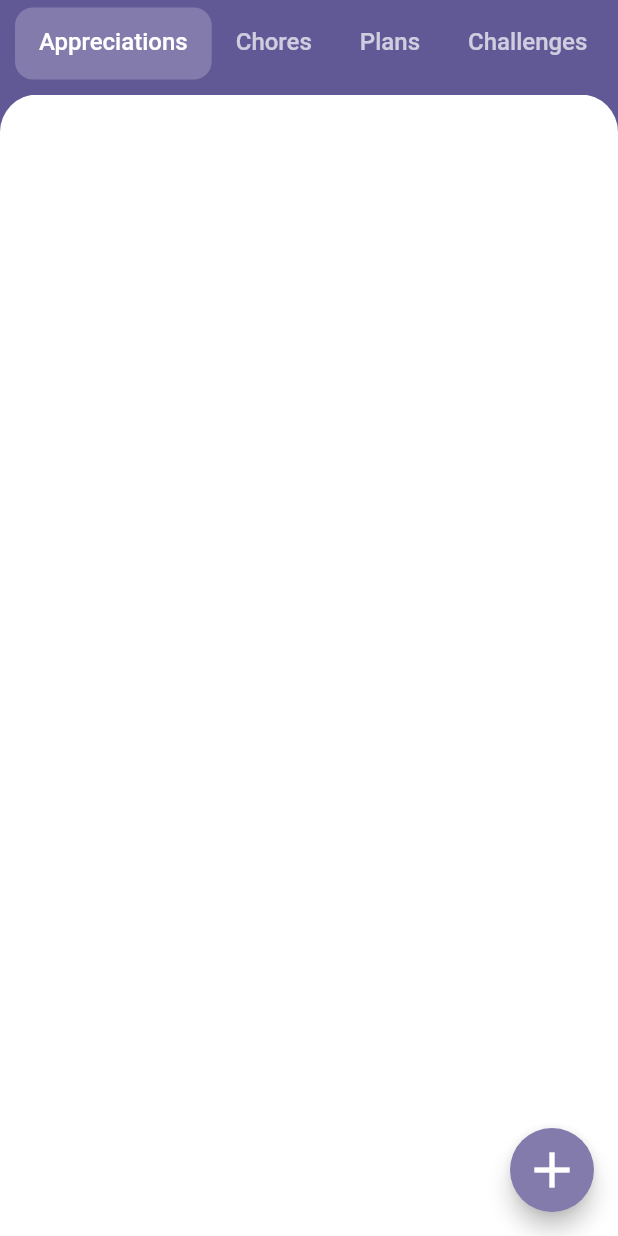
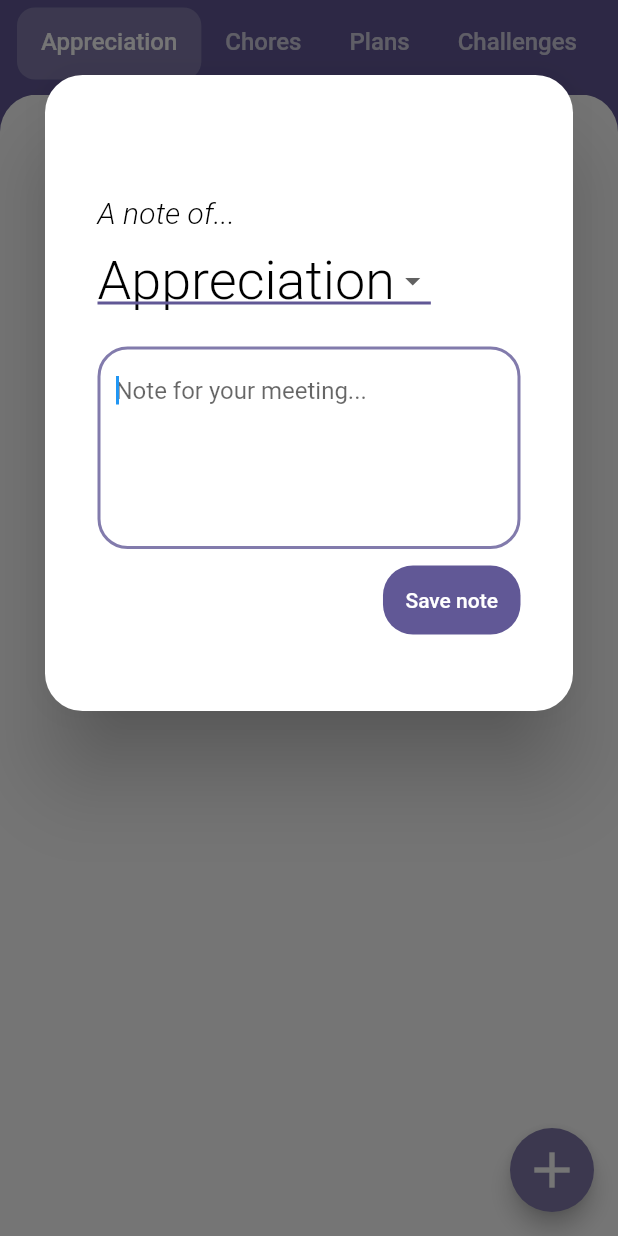
Before and after one commit to Jiaxen/kokoro, a Flutter app: the screen it shows once a user with an empty profile is signed in, scrolled down 152 dp, after a tap on the "add" icon, on a phone screen of 412 x 824 dp. Run offline on Flutter 3.47's test engine with Material 2 defaults, Android fonts, the phone set to English and light mode, and no system bars; drawn by our look-alikes of flutter_progress_hud; our stand-ins replace cloud_firestore, firebase_auth, firebase_core, flutter_signin_button, google_sign_in; missing offline and left inert: flutter_facebook_auth; accounts and stored records are empty; network calls fail.

Commit message:
Refactoring and edit notes screen

```diff
--- a/lib/models/note.dart
+++ b/lib/models/note.dart
@@ -1,7 +1,9 @@
 import 'package:flutter/material.dart';
 
+import '../utils.dart';
+
 class Note extends ChangeNotifier {
-  final String? id;
+  String? id;
   String content;
   NoteState noteState;
   NoteType noteType;
@@ -70,3 +72,5 @@ enum NoteState {
   current,
   past,
 }
+
+List<String> noteTypes = enumToCapitalisedList(NoteType.values);
--- /dev/null
+++ b/lib/screens/edit_note_screen.dart
@@ -0,0 +1,124 @@
+import 'package:flutter/material.dart';
+import 'package:flutter/services.dart';
+import 'package:kokoro/constants.dart';
+import 'package:kokoro/models/note.dart';
+import 'package:provider/provider.dart';
+
+import '../utils.dart';
+
+class EditNoteScreen extends StatefulWidget {
+  Note note;
+
+  EditNoteScreen({Key? key, required this.note});
+
+
+  @override
+  _EditNoteScreenState createState() => _EditNoteScreenState();
+}
+
+class _EditNoteScreenState extends State<EditNoteScreen> {
+
+  @override
+  Widget build(BuildContext context) {
+    String dropdownValue = enumToString(widget.note.noteType);
+    return SingleChildScrollView(
+      child: AlertDialog(
+        insetPadding: EdgeInsets.symmetric(horizontal: 30, vertical: 50),
+        contentPadding: EdgeInsets.symmetric(horizontal: 35, vertical: 50),
+        backgroundColor: kPrimaryBackgroundColour,
+        shape: RoundedRectangleBorder(
+            borderRadius: BorderRadius.all(Radius.circular(25))),
+        content: Container(
+          width: double.maxFinite,
+          child: Column(
+              mainAxisSize: MainAxisSize.min,
+              crossAxisAlignment: CrossAxisAlignment.start,
+              children: [
+                SizedBox(height: 30),
+                Text(
+                  'A note of...',
+                  style: TextStyle(
+                      color: kPrimaryTextColour,
+                      fontWeight: FontWeight.w300, // light
+                      fontStyle: FontStyle.italic,
+                      fontSize: 20),
+                ),
+                SizedBox(height: 10),
+                DropdownButton<String>(
+                  value: dropdownValue,
+                  // icon: const Icon(Icons.a),
+                  elevation: 2,
+                  style: TextStyle(
+                    color: kPrimaryTextColour,
+                    fontWeight: FontWeight.w300,
+                    fontSize: 36,
+                  ),
+                  dropdownColor: kTextBackgroundColour,
+                  underline: Container(
+                    height: 2,
+                    color: kPrimaryAppColour,
+                  ),
+                  onChanged: (String? newValue) {
+                    setState(() {
+                      dropdownValue = newValue!;
+                    });
+                  },
+                  items: noteTypes.map<DropdownMenuItem<String>>((String value) {
+                    return DropdownMenuItem<String>(
+                      value: value,
+                      child: Text(value),
+                    );
+                  }).toList(),
+                ),
+                SizedBox(height: 20),
+                TextField(
+                    autofocus: true,
+                    onEditingComplete: () {
+                      SystemChannels.textInput.invokeMethod('TextInput.show');
+                    },
+                    onSubmitted: (string) {
+                      SystemChannels.textInput.invokeMethod('TextInput.show');
+                    },
+                    decoration: InputDecoration(
+                      focusColor: kPrimaryAppColour,
+                      focusedBorder: OutlineInputBorder(
+                          borderSide: BorderSide(
+                              color: kSecondaryAppColour, width: 2.0),
+                          borderRadius: BorderRadius.all(Radius.circular(20))),
+                      border: OutlineInputBorder(
+                        borderRadius: BorderRadius.all(Radius.circular(20)),
+                      ),
+                      hintText: 'Note for your meeting...',
+                    ),
+                    keyboardType: TextInputType.multiline,
+                    minLines: 5,
+                    maxLines: 10),
+                SizedBox(height: 10),
+                Container(
+                  alignment: Alignment.topRight,
+                  child: TextButton(
+                    style: ButtonStyle(
+                      padding: MaterialStateProperty.all<EdgeInsetsGeometry>(
+                          EdgeInsets.all(15)),
+                      backgroundColor:
+                          MaterialStateProperty.all<Color>(kPrimaryAppColour),
+                      foregroundColor:
+                          MaterialStateProperty.all<Color>(kPrimaryTitleColour),
+                      shape: MaterialStateProperty.all<OutlinedBorder>(
+                          RoundedRectangleBorder(
+                        borderRadius: BorderRadius.all(Radius.circular(20.0)),
+                      )),
+                    ),
+                    onPressed: () {
+                      //  Save to firestore
+                      Navigator.pop(context);
+                    },
+                    child: Text('Save note'),
+                  ),
+                ),
+              ]),
+        ),
+      ),
+    );
+  }
+}
--- a/lib/screens/notes_screen.dart
+++ b/lib/screens/notes_screen.dart
@@ -2,6 +2,7 @@ import 'package:flutter/material.dart';
 import 'package:firebase_auth/firebase_auth.dart';
 import 'package:flutter_progress_hud/flutter_progress_hud.dart';
 import 'package:kokoro/constants.dart';
+import 'package:kokoro/models/note.dart';
 import 'package:kokoro/screens/drawer.dart';
 import 'package:kokoro/widgets/next_meeting_card.dart';
 import 'package:kokoro/widgets/next_notes_panel.dart';
@@ -10,6 +11,7 @@ import 'package:kokoro/widgets/user_image.dart';
 import 'package:provider/provider.dart';
 import 'package:kokoro/models/user.dart';
 import 'package:kokoro/services/user_services.dart';
+import 'package:kokoro/screens/edit_note_screen.dart';
 
 class NotesScreen extends StatefulWidget {
   static const String id = 'notes_screen';
@@ -57,13 +59,20 @@ class _NotesScreenState extends State<NotesScreen>
                         backgroundColor: kSecondaryAppColour,
                         child: const Icon(Icons.add, size: 40),
                         onPressed: () {
-                            // showModalBottomSheet(
-                            //   context: context,
-                            //   builder: (context) => AddTaskScreen(),
-                            //   shape: RoundedRectangleBorder(
-                            //     borderRadius: BorderRadius.circular(20.0),
-                            //   ),
-                            // );
+                          showDialog(
+                            context: context,
+                            builder: (context) => EditNoteScreen(
+                                note: Note(
+                                    content: '',
+                                    noteState: NoteState.current,
+                                    noteType:
+                                        NoteType.values[_tabController.index],
+                                  groupId: appUser.currentGroup ?? '',
+                                  sentBy: appUser.uid,
+                                  createdTime: DateTime.now(),
+                                  lastModifiedTime: DateTime.now(),
+                                )),
+                          );
                         }),
                     backgroundColor: kPrimaryAppColour,
                     drawer: MainDrawer(auth: _auth),
--- a/lib/utils.dart
+++ b/lib/utils.dart
@@ -3,3 +3,17 @@ import 'package:collection/collection.dart';
 T? enumFromString<T>(Iterable<T> values, String value) {
 return values.firstWhereOrNull((type) => type.toString().split(".").last == value);
 }
+
+extension StringExtension on String {
+  String capitalize() {
+    return "${this[0].toUpperCase()}${this.substring(1).toLowerCase()}";
+  }
+}
+
+List<String> enumToCapitalisedList<T>(Iterable<T> enumeration) {
+  List<String> a = [];
+  for (var element in enumeration) { a.add(enumToString(element));}
+  return a;
+}
+
+String enumToString(element) => element.toString().split(".").last.capitalize();
--- a/lib/widgets/next_notes_panel.dart
+++ b/lib/widgets/next_notes_panel.dart
@@ -25,12 +25,7 @@ class NextNotesTabBar extends StatelessWidget {
           const TextStyle(fontWeight: FontWeight.w500, fontSize: 16),
       isScrollable: true,
       controller: _tabController,
-      tabs: const <Widget>[
-        Tab(text: 'Appreciations'),
-        Tab(text: 'Chores'),
-        Tab(text: 'Plans'),
-        Tab(text: 'Challenges'),
-      ],
+      tabs: noteTypes.map((e) => Tab(text: e)).toList(),
     );
   }
 }
```
Lines whose indentation alone changed are shown as unchanged.
